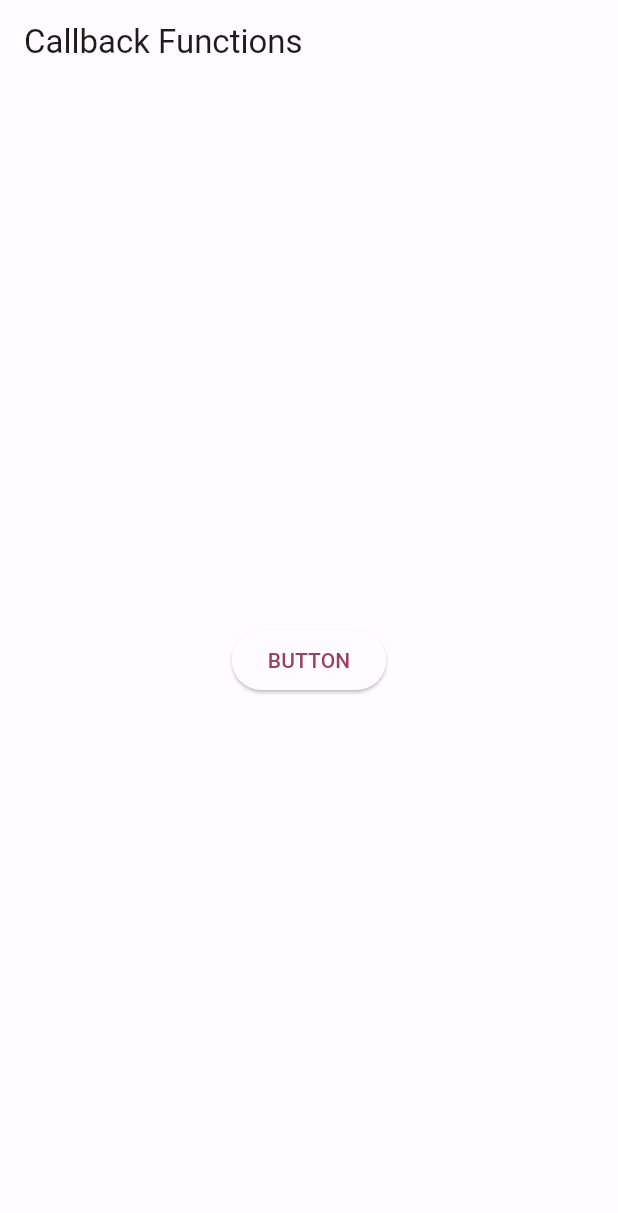
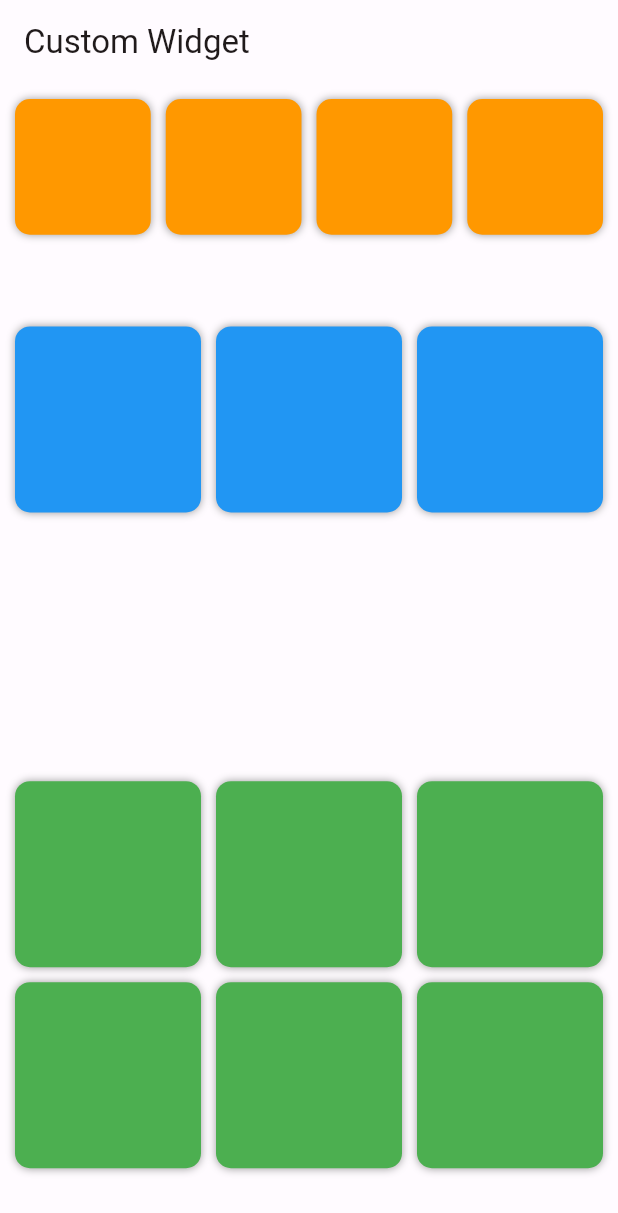
Before and after one commit to jeelpatel001/first_flutter_app, a Flutter app: the screen it shows after launch, on a phone screen of 412 x 824 dp. Shown: the top 1213 px of the screen. Run offline on Flutter 3.47's test engine with Material 3 defaults, Android fonts, the phone set to English and light mode, and no system bars.

Commit message:
Make Custom Widget

```diff
--- /dev/null
+++ b/lib/_26_custom_widgets.dart
@@ -0,0 +1,80 @@
+import 'package:flutter/material.dart';
+
+class MyCustomWidget extends StatelessWidget {
+  const MyCustomWidget({super.key});
+
+  @override
+  Widget build(BuildContext context) {
+    return Scaffold(
+      appBar: AppBar(
+        title: const Text('Custom Widget'),
+      ),
+      body: Padding(
+        padding: const EdgeInsets.all(5.0),
+        child: Column(
+          children: [
+            Expanded(
+              flex: 1,
+              child: GridView.extent(
+                maxCrossAxisExtent: 130,
+                children: [
+                  MyCustomCardWidget(Colors.orange),
+                  MyCustomCardWidget(Colors.orange),
+                  MyCustomCardWidget(Colors.orange),
+                  MyCustomCardWidget(Colors.orange),
+                ],
+              ),
+            ),
+            Expanded(
+              flex: 2,
+              child: GridView.extent(
+                maxCrossAxisExtent: 150,
+                children: [
+                  MyCustomCardWidget(Colors.blue),
+                  MyCustomCardWidget(Colors.blue),
+                  MyCustomCardWidget(Colors.blue),
+                ],
+              ),
+            ),
+            Expanded(
+              flex: 2,
+              child: GridView.extent(
+                maxCrossAxisExtent: 150,
+                children: [
+                  MyCustomCardWidget(Colors.green),
+                  MyCustomCardWidget(Colors.green),
+                  MyCustomCardWidget(Colors.green),
+                  MyCustomCardWidget(Colors.green),
+                  MyCustomCardWidget(Colors.green),
+                  MyCustomCardWidget(Colors.green),
+                ],
+              ),
+            ),
+          ],
+        ),
+      ),
+    );
+  }
+}
+
+class MyCustomCardWidget extends StatelessWidget {
+  Color color;
+
+  MyCustomCardWidget(this.color, {super.key});
+
+  @override
+  Widget build(BuildContext context) {
+    return Container(
+      margin: const EdgeInsets.all(5),
+      decoration: BoxDecoration(
+          color: color,
+          borderRadius: const BorderRadius.all(Radius.circular(10)),
+          boxShadow: const [
+            BoxShadow(
+              blurRadius: 4,
+              color: Colors.grey,
+            ),
+          ]),
+    );
+  }
+}
--- a/lib/main.dart
+++ b/lib/main.dart
@@ -1,5 +1,6 @@
 import 'package:first_flutter_app/_24_grid_view_layout.dart';
 import 'package:first_flutter_app/_25_callback_functions.dart';
+import 'package:first_flutter_app/_26_custom_widgets.dart';
 import 'package:flutter/material.dart';
 
 import 'color_schemes.g.dart';
@@ -46,7 +47,8 @@ class MyApp extends StatelessWidget {
       // home: const MyDateAndTimeFormat(),
       // home: const MyDateAndTimePicker(),
       // home: const MyGridView(),
-      home: const MyCallBackFunctions(),
+      // home: const MyCallBackFunctions(),
+      home: const MyCustomWidget(),
     );
   }
 }
```
